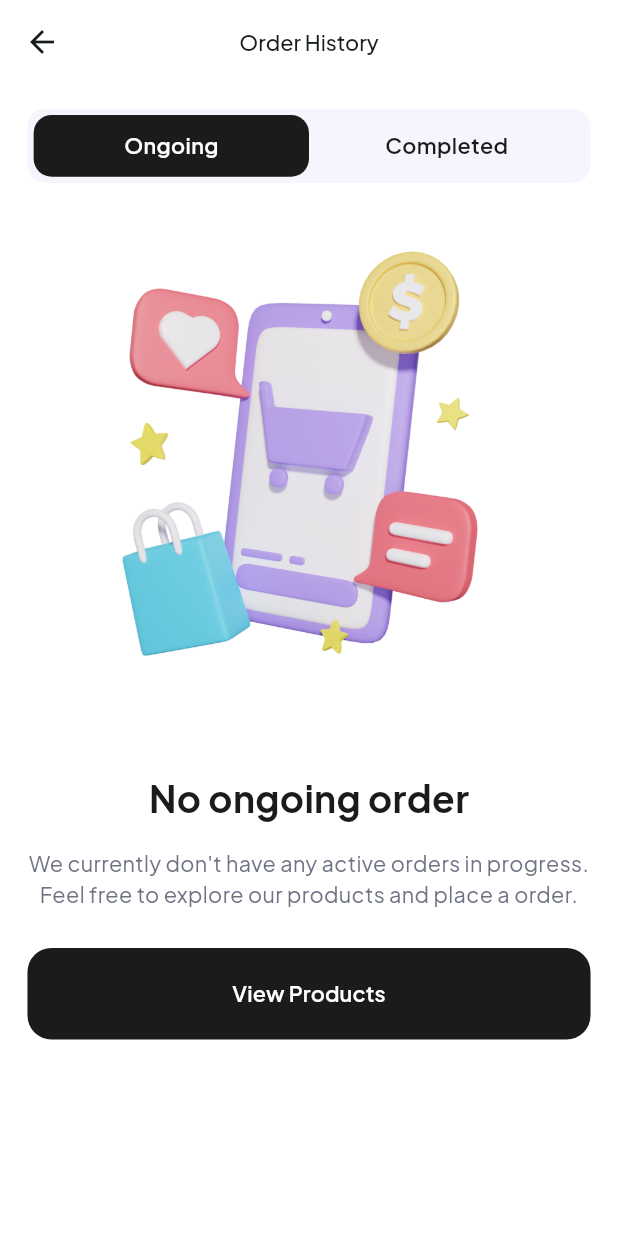
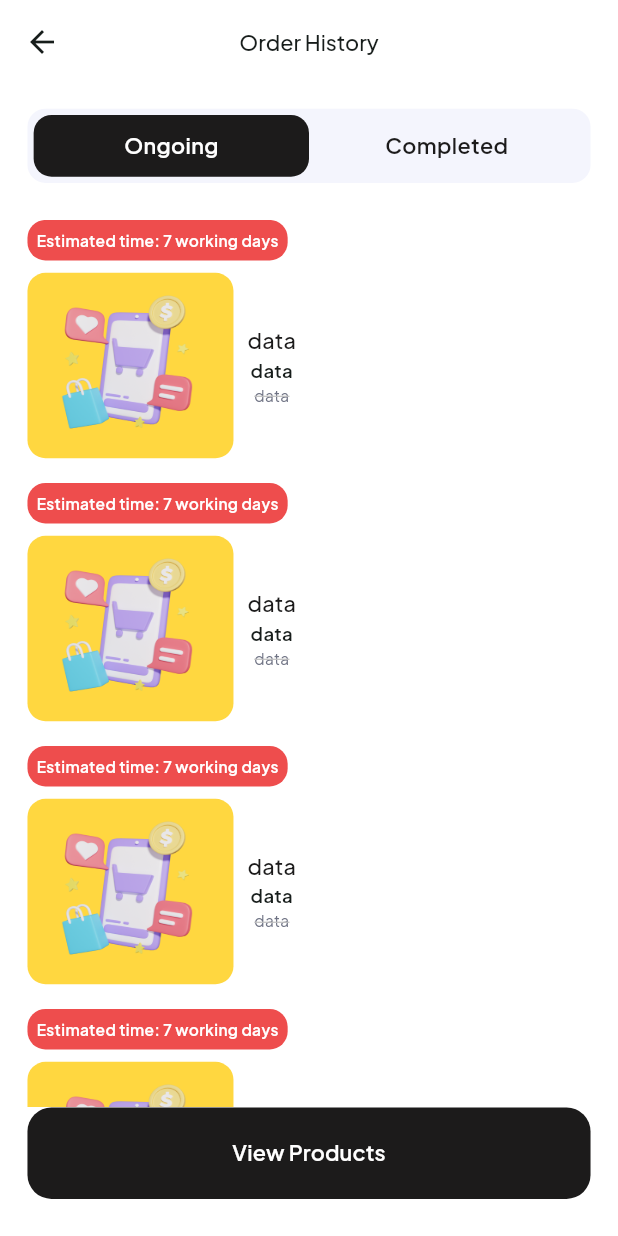
Before and after one commit to aliNassef/taswaq, a Flutter app: the OrderHistoryView screen opened by its route, on a phone screen of 412 x 824 dp. Run offline on Flutter 3.47's test engine with Material 3 defaults, Android fonts, the phone set to English and light mode, and no system bars; our stand-ins replace carousel_slider, cloud_firestore, connectivity_plus, custom_rating_bar, dartz, device_preview and 18 more; missing offline and left inert: flutter_lazy_indexed_stack; accounts and stored records are empty.

Commit message:
order ui done

```diff
--- a/lib/features/profile/presentation/widgets/order_history_view_body.dart
+++ b/lib/features/profile/presentation/widgets/order_history_view_body.dart
@@ -4,11 +4,10 @@ import 'package:taswaq/core/shared/widgets/spacers.dart';
 import '../../../../core/shared/widgets/constants.dart';
 import '../../../../core/shared/widgets/default_app_button.dart';
 import '../../../../core/utils/app_colors.dart';
-import '../../../../core/utils/app_images.dart';
 import '../manger/order_history_cubit/order_history_cubit.dart';
 import '../manger/order_history_cubit/order_history_state.dart';
 import '../widgets/chossing_case.dart';
-import '../widgets/empty_order.dart';
+import 'order_item.dart';
 
 class OrderHistoryViewBody extends StatelessWidget {
   const OrderHistoryViewBody({
@@ -30,25 +29,27 @@ class OrderHistoryViewBody extends StatelessWidget {
               ChossingCase(
                 page: cubit.currentPage,
               ),
-              Image.asset(
-                AppImages.orderHistory,
-              ),
-              const VerticalSpace(16),
-              EmptyOrder(
-                title: cubit.currentPage == 1
-                    ? 'No ongoing order'
-                    : 'No completed order',
-                description: cubit.currentPage == 1
-                    ? 'We currently don\'t have any active orders in progress. Feel free to explore our products and place a order.'
-                    : 'We don\'t have any past orders that have been completed. Start shopping now and create your first order with us.',
-              ),
               const VerticalSpace(24),
+              const OrdderListItems(),
+              // Image.asset(
+              //   AppImages.orderHistory,
+              // ),
+              // const VerticalSpace(16),
+              // EmptyOrder(
+              //   title: cubit.currentPage == 1
+              //       ? 'No ongoing order'
+              //       : 'No completed order',
+              //   description: cubit.currentPage == 1
+              //       ? 'We currently don\'t have any active orders in progress. Feel free to explore our products and place a order.'
+              //       : 'We don\'t have any past orders that have been completed. Start shopping now and create your first order with us.',
+              // ),
               const DefaultAppButton(
                 text: 'View Products',
                 backgroundColor: AppColors.blackColor,
                 textColor: Colors.white,
                 padding: 0,
               ),
+              const VerticalSpace(24),
             ],
           ),
         );
@@ -56,7 +57,21 @@ class OrderHistoryViewBody extends StatelessWidget {
     );
   }
 }
+
 /*
-  not emmpty for order ongoing & completed
  extract to order history  view body
  */
+class OrdderListItems extends StatelessWidget {
+  const OrdderListItems({super.key});
+
+  @override
+  Widget build(BuildContext context) {
+    return Expanded(
+      child: ListView.separated(
+        itemBuilder: (context, index) => const OrderItem(),
+        separatorBuilder: (context, index) => const VerticalSpace(16),
+        itemCount: 10,
+      ),
+    );
+  }
+}
--- /dev/null
+++ b/lib/features/profile/presentation/widgets/order_item.dart
@@ -0,0 +1,75 @@
+import 'package:flutter/material.dart';
+import 'package:flutter_screenutil/flutter_screenutil.dart';
+
+import '../../../../core/shared/widgets/spacers.dart';
+import '../../../../core/utils/app_colors.dart';
+import '../../../../core/utils/app_images.dart';
+import '../../../../core/utils/app_styles.dart';
+
+class OrderItem extends StatelessWidget {
+  const OrderItem({super.key});
+
+  @override
+  Widget build(BuildContext context) {
+    return Column(
+      crossAxisAlignment: CrossAxisAlignment.start,
+      children: [
+        Container(
+          padding: const EdgeInsets.all(6),
+          decoration: BoxDecoration(
+            color: AppColors.redColor,
+            borderRadius: BorderRadius.circular(12),
+          ),
+          child: Text(
+            'Estimated time: 7 working days',
+            style: AppStyles.textStyle10SB.copyWith(
+              color: Colors.white,
+            ),
+          ),
+        ),
+        const VerticalSpace(8),
+        Row(
+          children: [
+            Container(
+              decoration: const BoxDecoration(
+                color: Colors.amberAccent,
+                borderRadius: BorderRadius.all(Radius.circular(12)),
+              ),
+              child: Image.asset(
+                AppImages.orderHistory,
+                height: 120.h,
+                width: 120.w,
+                fit: BoxFit.fill,
+              ),
+            ),
+            const HorizantalSpace(8),
+            Column(
+              crossAxisAlignment: CrossAxisAlignment.center,
+              children: [
+                Text(
+                  'data',
+                  style: AppStyles.textStyle14M.copyWith(
+                    color: AppColors.blackColor,
+                  ),
+                ),
+                Text(
+                  'data',
+                  style: AppStyles.textStyle12SB,
+                ),
+                Text(
+                  'data',
+                  style: AppStyles.textStyle10R.copyWith(
+                    color: AppColors.gray150Color,
+                    decoration: TextDecoration.lineThrough,
+                    decorationThickness: 2,
+                    decorationColor: AppColors.grayColor,
+                  ),
+                ),
+              ],
+            )
+          ],
+        ),
+      ],
+    );
+  }
+}
```
